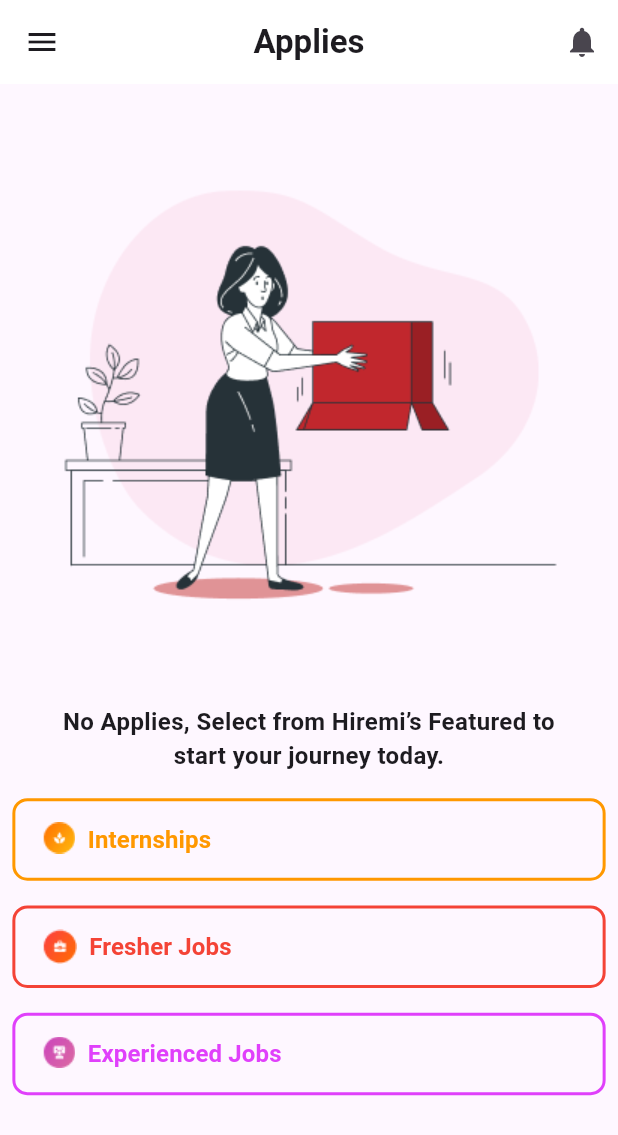
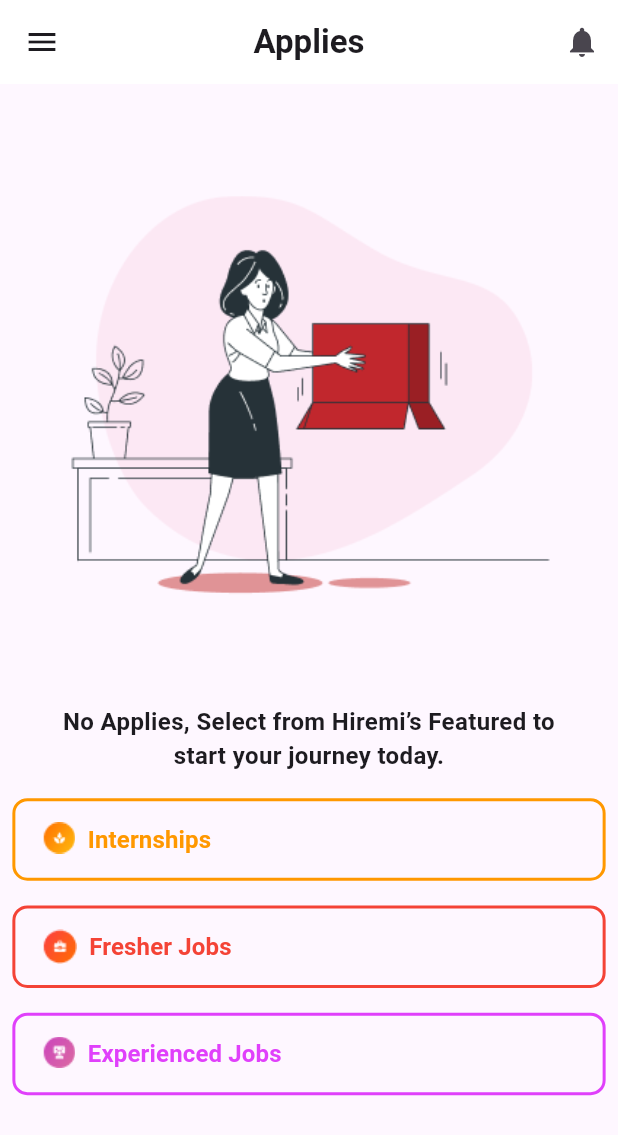
Before and after one commit to Lodhakhushi/CRTD_Hiremi, a Flutter app: the Applies screen opened directly, on a phone screen of 412 x 824 dp. Shown: the top 1135 px of the screen. Run offline on Flutter 3.47's test engine with Material 3 defaults, Android fonts, the phone set to English and light mode, and no system bars.

Commit message:
updated code

```diff
--- a/lib/main.dart
+++ b/lib/main.dart
@@ -1,5 +1,6 @@
 import 'package:flutter/material.dart';
 import 'package:hiremi/screens/About_us.dart';
+import 'package:hiremi/screens/Applies.dart';
 
 
 
@@ -35,7 +36,7 @@ class MyApp extends StatelessWidget {
         colorScheme: ColorScheme.fromSeed(seedColor: Colors.deepPurple),
         useMaterial3: true,
       ),
-      home:About_Us()
+      home:Applies()
     );
   }
 }
--- a/lib/screens/Applies.dart
+++ b/lib/screens/Applies.dart
@@ -32,7 +32,7 @@ class _AppliesState extends State<Applies> {
         crossAxisAlignment: CrossAxisAlignment.stretch,
         children: [
           Padding(
-            padding: const EdgeInsets.all(3.0),
+            padding:  EdgeInsets.all(screenHeight*0.02),
             child: Image(
               image: AssetImage('assets/images/Empty-bro.png'),
             ),
```
